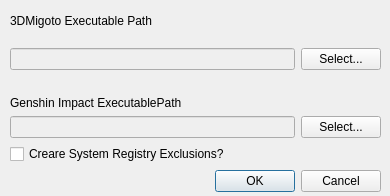
Qt form ui/InitialConfig.ui (ProsD03/Hanega) before a commit.
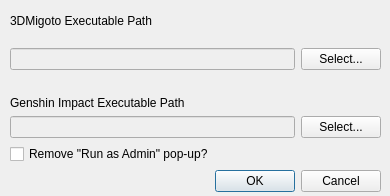
The same form after that commit.

Commit message:
Created Warning Popup for Registry Edit
Created a warning popup that explains to the user what Hanega will do to their system to remove the UAC popups from Genshin and 3DMigoto.

Diff of the .ui file:
```diff
--- a/ui/InitialConfig.ui
+++ b/ui/InitialConfig.ui
@@ -13,7 +13,7 @@
   <property name="windowTitle">
    <string>Dialog</string>
   </property>
-  <widget class="QWidget" name="">
+  <widget class="QWidget" name="layoutWidget">
    <property name="geometry">
     <rect>
      <x>10</x>
@@ -72,7 +72,7 @@
         <item>
          <widget class="QLabel" name="label_2">
           <property name="text">
-           <string>Genshin Impact ExecutablePath</string>
+           <string>Genshin Impact Executable Path</string>
           </property>
          </widget>
         </item>
@@ -97,7 +97,7 @@
         <item>
          <widget class="QCheckBox" name="regeditCheckbox">
           <property name="text">
-           <string>Creare System Registry Exclusions?</string>
+           <string>Remove &quot;Run as Admin&quot; pop-up?</string>
           </property>
          </widget>
         </item>
```
Left out of the diff: 2 changed lines with no effect on the pictures. The commit also changes 6 other files.
